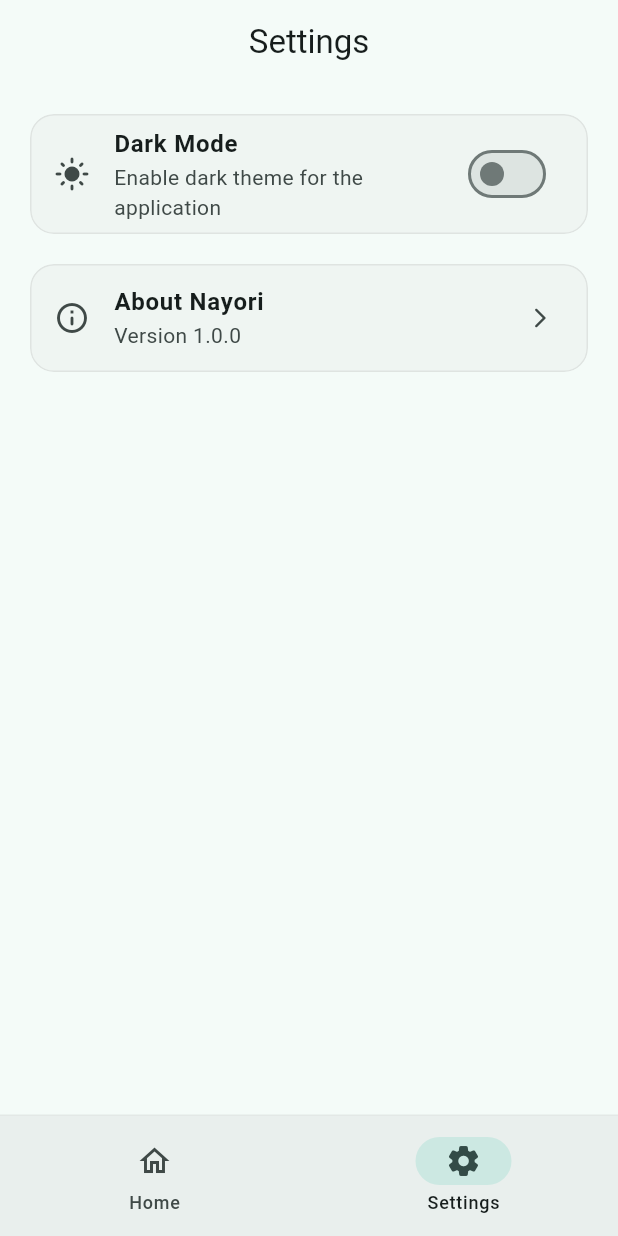
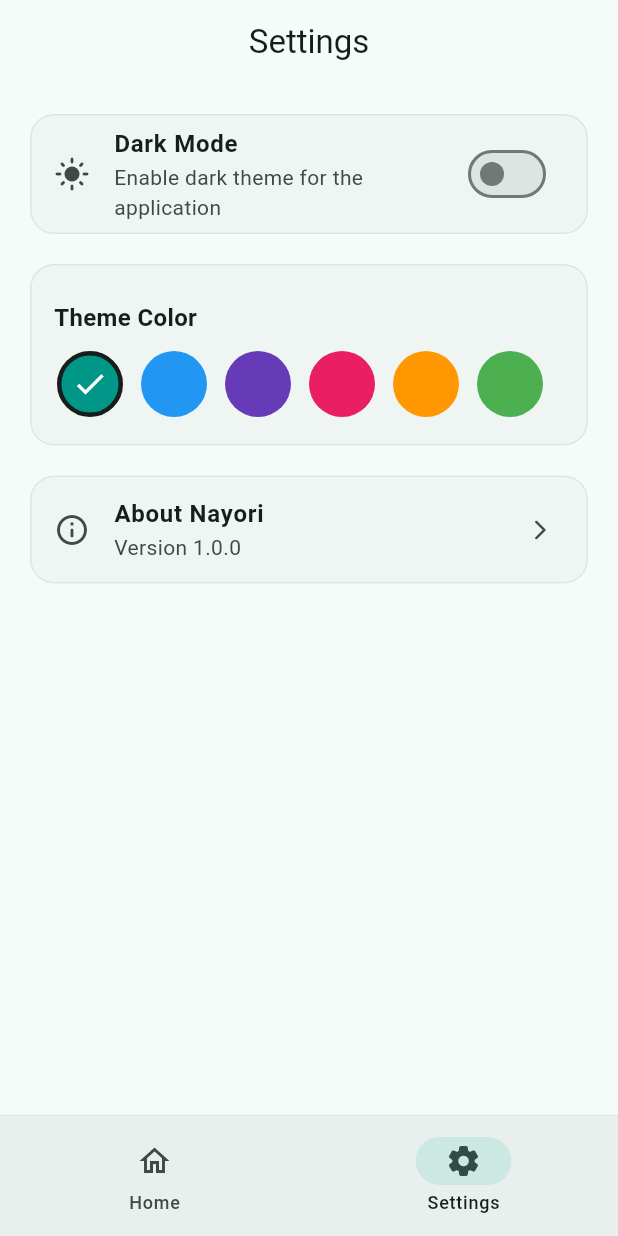
Before and after one commit to ahmadardani/nayori, a Flutter app: the screen it shows after launch, item 2 of the bottom bar chosen, on a phone screen of 412 x 824 dp. Run offline on Flutter 3.47's test engine with Material 3 defaults, Android fonts, the phone set to English and light mode, and no system bars.

Commit message:
Add color selection feature in SettingsScreen and update theme color

```diff
--- a/lib/main.dart
+++ b/lib/main.dart
@@ -2,6 +2,7 @@
 import 'screens/main_screen.dart';
 
 final ValueNotifier<ThemeMode> themeNotifier = ValueNotifier(ThemeMode.system);
+final ValueNotifier<Color> colorNotifier = ValueNotifier(Colors.teal);
 
 void main() {
   runApp(const NayoriApp());
@@ -12,15 +13,18 @@
 
   @override
   Widget build(BuildContext context) {
-    return ValueListenableBuilder<ThemeMode>(
-      valueListenable: themeNotifier,
-      builder: (_, ThemeMode currentMode, __) {
+    return ListenableBuilder(
+      listenable: Listenable.merge([themeNotifier, colorNotifier]),
+      builder: (context, _) {
+        final currentMode = themeNotifier.value;
+        final currentColor = colorNotifier.value;
+
         return MaterialApp(
           title: 'Nayori',
           debugShowCheckedModeBanner: false,
           theme: ThemeData(
             colorScheme: ColorScheme.fromSeed(
-              seedColor: Colors.teal,
+              seedColor: currentColor,
               brightness: Brightness.light,
             ),
             useMaterial3: true,
@@ -39,7 +43,7 @@
           ),
           darkTheme: ThemeData(
             colorScheme: ColorScheme.fromSeed(
-              seedColor: Colors.teal,
+              seedColor: currentColor,
               brightness: Brightness.dark,
             ),
             useMaterial3: true,
--- a/lib/screens/settings_screen.dart
+++ b/lib/screens/settings_screen.dart
@@ -3,6 +3,15 @@
 
 class SettingsScreen extends StatelessWidget {
   const SettingsScreen({super.key});
+
+  final List<Color> availableColors = const [
+    Colors.teal,
+    Colors.blue,
+    Colors.deepPurple,
+    Colors.pink,
+    Colors.orange,
+    Colors.green,
+  ];
 
   @override
   Widget build(BuildContext context) {
@@ -34,6 +43,52 @@
           const SizedBox(height: 12),
           Card(
             clipBehavior: Clip.antiAlias,
+            child: Padding(
+              padding: const EdgeInsets.symmetric(vertical: 16.0),
+              child: Column(
+                crossAxisAlignment: CrossAxisAlignment.start,
+                children: [
+                  const Padding(
+                    padding: EdgeInsets.symmetric(horizontal: 16.0, vertical: 8.0),
+                    child: Text('Theme Color', style: TextStyle(fontWeight: FontWeight.w600, fontSize: 16)),
+                  ),
+                  SizedBox(
+                    height: 50,
+                    child: ValueListenableBuilder<Color>(
+                      valueListenable: colorNotifier,
+                      builder: (_, Color currentColor, __) {
+                        return ListView.builder(
+                          scrollDirection: Axis.horizontal,
+                          padding: const EdgeInsets.symmetric(horizontal: 12.0),
+                          itemCount: availableColors.length,
+                          itemBuilder: (context, index) {
+                            final color = availableColors[index];
+                            final isSelected = currentColor.value == color.value;
+                            return GestureDetector(
+                              onTap: () => colorNotifier.value = color,
+                              child: Container(
+                                margin: const EdgeInsets.symmetric(horizontal: 6.0),
+                                width: 44,
+                                decoration: BoxDecoration(
+                                  color: color,
+                                  shape: BoxShape.circle,
+                                  border: isSelected ? Border.all(color: Theme.of(context).colorScheme.onSurface, width: 3) : null,
+                                ),
+                                child: isSelected ? const Icon(Icons.check, color: Colors.white, size: 24) : null,
+                              ),
+                            );
+                          },
+                        );
+                      },
+                    ),
+                  ),
+                ],
+              ),
+            ),
+          ),
+          const SizedBox(height: 12),
+          Card(
+            clipBehavior: Clip.antiAlias,
             child: ListTile(
               leading: const Icon(Icons.info_outline_rounded),
               title: const Text('About Nayori', style: TextStyle(fontWeight: FontWeight.w600)),
@@ -43,7 +98,7 @@
                 showDialog(
                   context: context,
                   builder: (context) => AlertDialog(
-                    icon: const Icon(Icons.menu_book_rounded, size: 48, color: Colors.teal),
+                    icon: Icon(Icons.menu_book_rounded, size: 48, color: Theme.of(context).colorScheme.primary),
                     title: const Text('Nayori'),
                     content: const Text(
                       'A minimalist and open-source Japanese learning application.\n\nBuilt with Flutter.',
```
